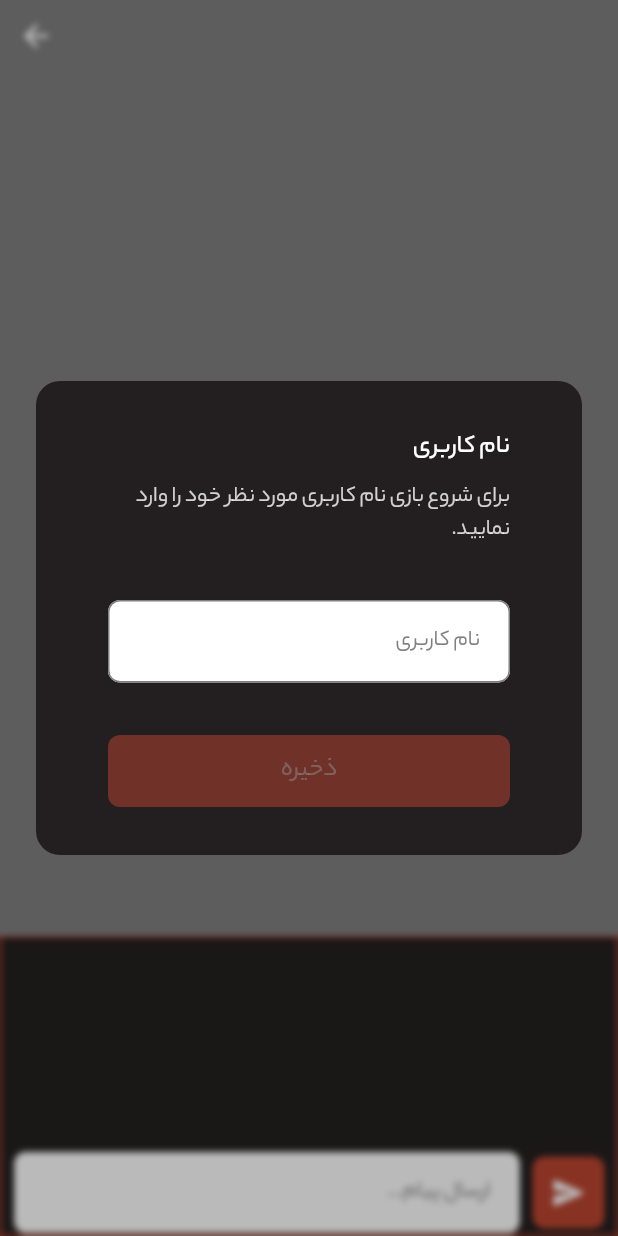
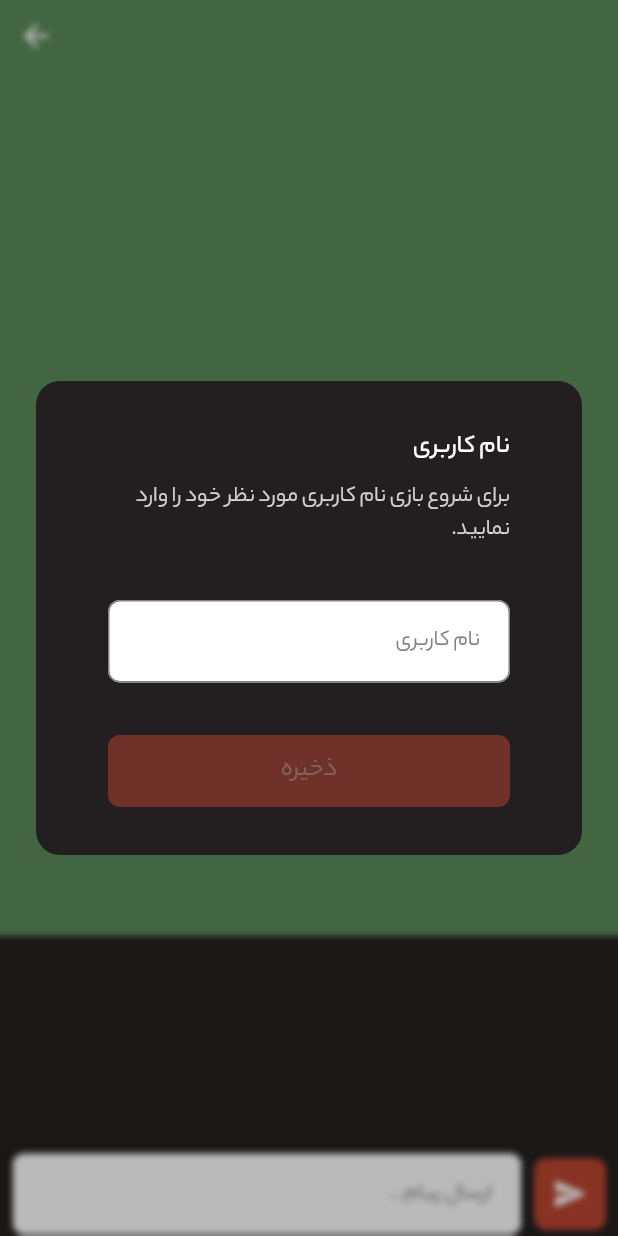
Before and after one commit to P-B1101/card-game, a Flutter app: the screen it shows after launch, after a tap on "ایجاد سرور", on a phone screen of 412 x 824 dp. Run offline on Flutter 3.47's test engine with Material 3 defaults, Android fonts, the phone set to English and light mode, and no system bars; our stand-ins replace auto_route, bloc, bloc_concurrency, dartz, equatable, flutter_bloc and 5 more; missing offline and left inert: animation_wrappers, socket_io; accounts and stored records are empty; generated files the repository leaves out were written again; network calls fail.

Commit message:
fix some ui issue

```diff
--- a/lib/core/utils/assets.dart
+++ b/lib/core/utils/assets.dart
@@ -18,7 +18,12 @@ class MColors {
   const MColors._();
 
   static const primaryColor = Color(0xFFBB4430);
+  static const ebony = Color(0xFF596157);
+  static const seeGreen = Color(0xFF5B8C5A);
+  static const keppel = Color(0xFF58B09C);
   static const secondaryColor = Color(0xFF231f20);
   static const whiteColor = Color(0xFFFFFFFF);
   static const grayColor = Color(0xFF808080);
+  static const bole = Color(0xFF764134);
+  static const ecru = Color(0xFFAFA060);
 }
--- a/lib/feature/dialog/presentation/username_dialog_widget.dart
+++ b/lib/feature/dialog/presentation/username_dialog_widget.dart
@@ -162,21 +162,20 @@ class _BodyWidgetState extends State<_BodyWidget> {
         buildWhen: (previous, current) =>
             (previous.showError != current.showError) ||
             (previous.username != current.username),
-        builder: (context, state) {
-          return MInputWidget(
+        builder: (context, state) => MInputWidget(
           controller: _controller,
           onTextChange: context.read<_Cubit>().updateReason,
           focusNode: _focusNode,
           hint: Strings.of(context).user_name,
           height: UiUtils.inputHeight,
+          onSubmit: (value) => _onSubmitClick(),
           error: () {
             if (!state.showError || !state.invalidUsername) {
               return null;
             }
             return Strings.of(context).user_name_error;
           }(),
-          );
-        },
+        ),
       );
 
   Widget get _sendReasonButton => BlocBuilder<_Cubit, _State>(
--- a/lib/feature/menu/presentation/page/lobby_page.dart
+++ b/lib/feature/menu/presentation/page/lobby_page.dart
@@ -66,7 +66,7 @@ class __LobbyPageState extends State<_LobbyPage> {
         ),
       ],
       child: Scaffold(
-        backgroundColor: MColors.grayColor,
+        backgroundColor: MColors.seeGreen,
         body: Stack(
           children: [
             const Column(
--- a/pubspec.yaml
+++ b/pubspec.yaml
@@ -33,7 +33,7 @@ dependencies:
   dartz: ^0.10.1
   flutter_bloc: ^8.1.3
   bloc: ^8.1.2
-  bloc_concurrency: ^0.2.2
+  bloc_concurrency: ^0.2.3
   get_it: ^7.6.0
   shared_preferences: ^2.2.0
   intl: ^0.18.0
```
Also changed, not shown: lib/feature/commands/data/data_source/commands_data_source.dart (+2 -5 lines), lib/feature/menu/presentation/widget/lobby/message_box_widget.dart (+16 -9 lines). Lines whose indentation alone changed are shown as unchanged.
